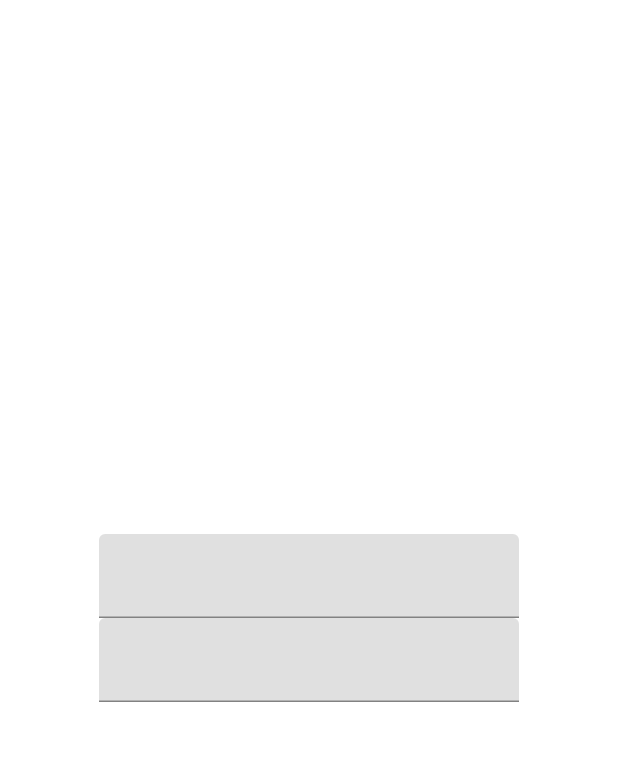
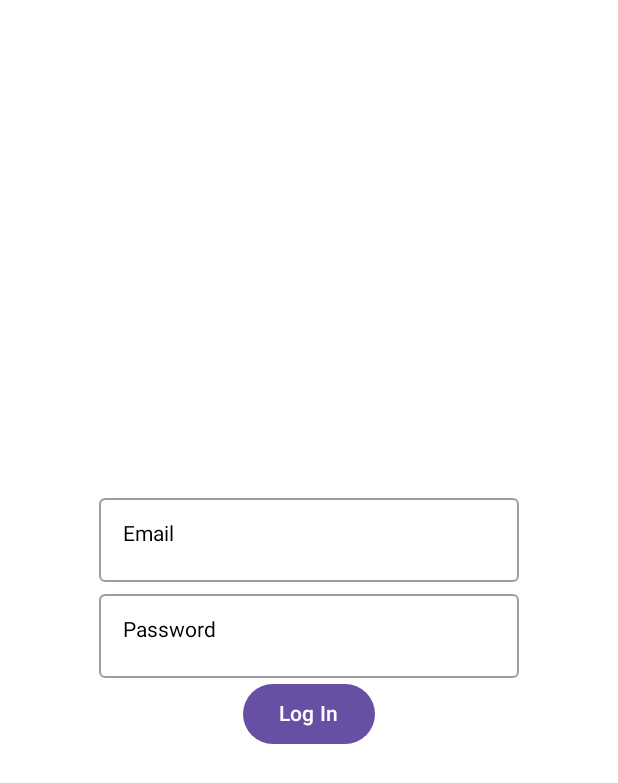
Before and after one commit to 20Anna00/PAMN_App, an Android app built with Jetpack Compose: the @Preview function loginPreview, on a phone screen of 412 x 824 dp. Shown: the top 783 px of the screen. Run offline under Robolectric (Android 15) with nearby library versions, the phone set to English and light mode, and no system bars.

Commit message:
Added colors and fonts

```diff
--- a/app/src/main/java/com/example/pillee/jetpackcompnavigation/navigation/AppScreens.kt
+++ b/app/src/main/java/com/example/pillee/jetpackcompnavigation/navigation/AppScreens.kt
@@ -3,6 +3,8 @@ package com.example.pillee.jetpackcompnavigation.navigation
 sealed class AppScreens (val route: String){
     object HomeScreen: AppScreens("home_screen")
     object LoginScreen: AppScreens("login_screen")
+    object RegisterScreen: AppScreens("register_screen")
+    object StartPageScreen: AppScreens(route = "start_page_screen")
 
 
 }
--- a/app/src/main/java/com/example/pillee/jetpackcompnavigation/screens/LoginScreen.kt
+++ b/app/src/main/java/com/example/pillee/jetpackcompnavigation/screens/LoginScreen.kt
@@ -3,6 +3,7 @@ package com.example.pillee.jetpackcompnavigation.screens
 import androidx.compose.foundation.layout.Arrangement
 import androidx.compose.foundation.layout.Column
 import androidx.compose.foundation.layout.fillMaxSize
+import androidx.compose.material.OutlinedTextField
 import androidx.compose.material.TextField
 import androidx.compose.material3.Button
 import androidx.compose.material3.ExperimentalMaterial3Api
@@ -11,6 +12,7 @@ import androidx.compose.material3.Text
 import androidx.compose.runtime.*
 import androidx.compose.ui.Alignment
 import androidx.compose.ui.Modifier
+import androidx.compose.ui.text.input.TextFieldValue
 import androidx.compose.ui.tooling.preview.Preview
 import androidx.navigation.NavController
 import androidx.navigation.compose.rememberNavController
@@ -33,26 +35,28 @@ fun LoginBodyContent(navController: NavController){
     ) {
         LoginTextField(name = "Email")
         LoginTextField(name = "Password")
+        loginButton(navController)
+
     }
 }
 
 @Composable
 fun loginButton(navController: NavController) {
     Button(onClick = {
-        navController.navigate(route = AppScreens.HomeScreen.route)
+        navController.navigate(route = AppScreens.StartPageScreen.route)
     }) {
-        Text("Volver")
+        Text("Log In")
     }
 }
 
 @Composable
 fun LoginTextField(name: String) {
-    var text by remember { mutableStateOf("") }
+    var text by remember { mutableStateOf(TextFieldValue("")) }
 
-    TextField(
+    OutlinedTextField(
         value = text,
         onValueChange = { text = it },
-        label = { name }
+        label = { Text(text = name) }
     )
 }
 
--- a/app/src/main/java/com/example/pillee/themes/Color.kt
+++ b/app/src/main/java/com/example/pillee/themes/Color.kt
@@ -20,3 +20,9 @@ val LightGreen3 = Color(0xff11d79b)
 val BlueViolet1 = Color(0xffaeb4fd)
 val BlueViolet2 = Color(0xff9fa5fe)
 val BlueViolet3 = Color(0xff8f98fd)
+
+val primaryColor = Color(0xff9dc1c1)
+val secondaryColor = Color(0xff2e6875)
+val white = Color(0xffffffff)
+val black = Color(0xff201f1e)
+val light_black = Color(0xff353434)
```
Also changed, not shown: app/src/main/java/com/example/pillee/jetpackcompnavigation/navigation/AppNavigation.kt (+9 -0 lines), app/src/main/java/com/example/pillee/jetpackcompnavigation/screens/RegisterScreen.kt (+18 -0 lines), app/src/main/java/com/example/pillee/jetpackcompnavigation/screens/StartPageScreen.kt (+19 -0 lines), app/src/main/java/com/example/pillee/themes/type.kt (+11 -0 lines), app/src/main/res/font/lato_black.ttf (added), app/src/main/res/font/lato_bold.ttf (added), app/src/main/res/font/lato_regular.ttf (added), app/src/main/res/font/lato_thin.ttf (added).
